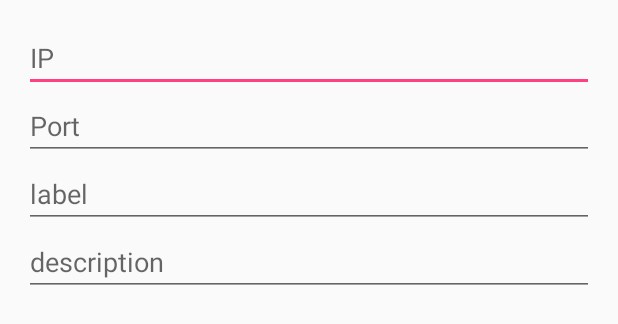
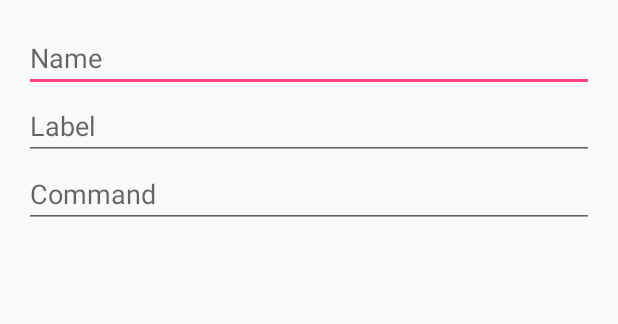
Before and after one commit to SeimuPVE/DomosSystemsV3, an Android app: the layout layout_add_module_dialog.xml on its own in the app's theme, with its tools: preview values and no code run, on a phone screen of 412 x 824 dp. Shown: the top 324 px of the screen. Run offline under Robolectric (Android 15) with nearby library versions, the phone set to English and light mode, and no system bars.

Commit message:
Updating modules but still a problem with the command.

```diff
--- a/DomosApp/app/build.gradle
+++ b/DomosApp/app/build.gradle
@@ -4,7 +4,7 @@ android {
     compileSdkVersion 26
     buildToolsVersion '28.0.3'
     defaultConfig {
-        applicationId "com.ayoubidel.domosapp"
+        applicationId "com.domosapp.domosapp"
         minSdkVersion 15
         targetSdkVersion 26
         versionCode 1
--- a/DomosApp/app/src/main/java/domosapp/activities/LoginActivity.java
+++ b/DomosApp/app/src/main/java/domosapp/activities/LoginActivity.java
@@ -7,6 +7,7 @@ import android.view.View;
 import android.widget.Button;
 import android.widget.EditText;
 import com.domosapp.R;
+
 
 public class LoginActivity extends AppCompatActivity {
 
@@ -29,7 +30,7 @@ public class LoginActivity extends AppCompatActivity {
                 String username = et_username.getText().toString().trim();
                 String password = et_password.getText().toString().trim();
 
-                //TODO : Generate the file && Go to mainActivity
+                // TODO : Generate the file and go to the mainActivity.
 
                 Intent intent = new Intent(getApplicationContext(), MainActivity.class);
                 startActivity(intent);
--- a/DomosApp/app/src/main/java/domosapp/utils/DataBaseHelper.java
+++ b/DomosApp/app/src/main/java/domosapp/utils/DataBaseHelper.java
@@ -3,11 +3,12 @@ package domosapp.utils;
 import android.content.Context;
 import android.database.sqlite.SQLiteDatabase;
 import android.database.sqlite.SQLiteOpenHelper;
+import android.util.Log;
+
 import domosapp.adapters.ModuleDatabaseAdapter;
 
 
 public class DataBaseHelper extends SQLiteOpenHelper {
-
     public DataBaseHelper(Context context, String name, SQLiteDatabase.CursorFactory factory, int version) {
         super(context, name, factory, version);
     }
--- a/DomosApp/app/src/main/res/layout/layout_add_module_dialog.xml
+++ b/DomosApp/app/src/main/res/layout/layout_add_module_dialog.xml
@@ -1,28 +1,27 @@
 <?xml version="1.0" encoding="utf-8"?>
+
 <LinearLayout xmlns:android="http://schemas.android.com/apk/res/android"
               android:layout_width="match_parent"
               android:layout_height="match_parent"
               android:padding="16dp"
               android:orientation="vertical">
+
     <EditText
-            android:id="@+id/module_ip_id"
+            android:id="@+id/module_name_id"
             android:layout_width="match_parent"
             android:layout_height="wrap_content"
-            android:hint="IP"/>
-    <EditText
-            android:id="@+id/module_port_id"
-            android:layout_width="match_parent"
-            android:layout_height="wrap_content"
-            android:hint="Port"/>
+            android:hint="Name"/>
+
     <EditText
             android:id="@+id/module_label_id"
             android:layout_width="match_parent"
             android:layout_height="wrap_content"
-            android:hint="label"/>
+            android:hint="Label"/>
+
     <EditText
-            android:id="@+id/module_description_id"
+            android:id="@+id/module_label_id"
             android:layout_width="match_parent"
             android:layout_height="wrap_content"
-            android:hint="description"/>
+            android:hint="Command"/>
 
 </LinearLayout>
```
Also changed, not shown: DomosApp/app/src/main/AndroidManifest.xml (+4 -3 lines), DomosApp/app/src/main/java/domosapp/activities/MainActivity.java (+14 -18 lines), DomosApp/app/src/main/java/domosapp/adapters/ModuleDatabaseAdapter.java (+21 -23 lines), DomosApp/app/src/main/java/domosapp/adapters/RecyclerViewAdapter.java (+9 -9 lines), DomosApp/app/src/main/java/domosapp/fragments/AddModuleDialog.java (+10 -13 lines), DomosApp/app/src/main/java/domosapp/fragments/HomeFragment.java (+5 -3 lines), DomosApp/app/src/main/java/domosapp/models/Module.java (+13 -23 lines), DomosApp/app/src/main/res/layout/activity_login.xml (+6 -2 lines), DomosApp/app/src/main/res/layout/cardview_item_module.xml (+6 -6 lines).
